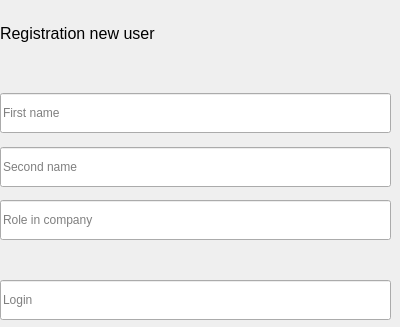
Before: the Qt Designer form src/client/ui/RegistrateWidget/registratewidget.ui in DuckLuckBreakout/InCorp-messenger, drawn with Qt 5; both pictures show x 0 to 400 and y 0 to 327 of the 400 by 550 pixel window.
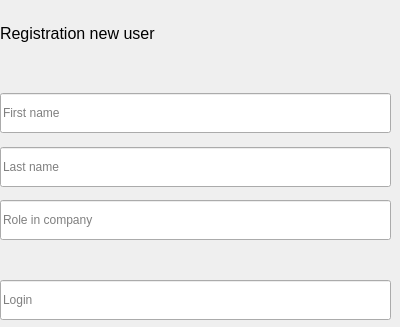
After: the same form once the commit is applied.

Diff of the .ui file:
```diff
--- a/src/client/ui/RegistrateWidget/registratewidget.ui
+++ b/src/client/ui/RegistrateWidget/registratewidget.ui
@@ -150,7 +150,7 @@
        <string/>
       </property>
       <property name="placeholderText">
-       <string>Second name</string>
+       <string>Last name</string>
       </property>
      </widget>
     </item>
```
